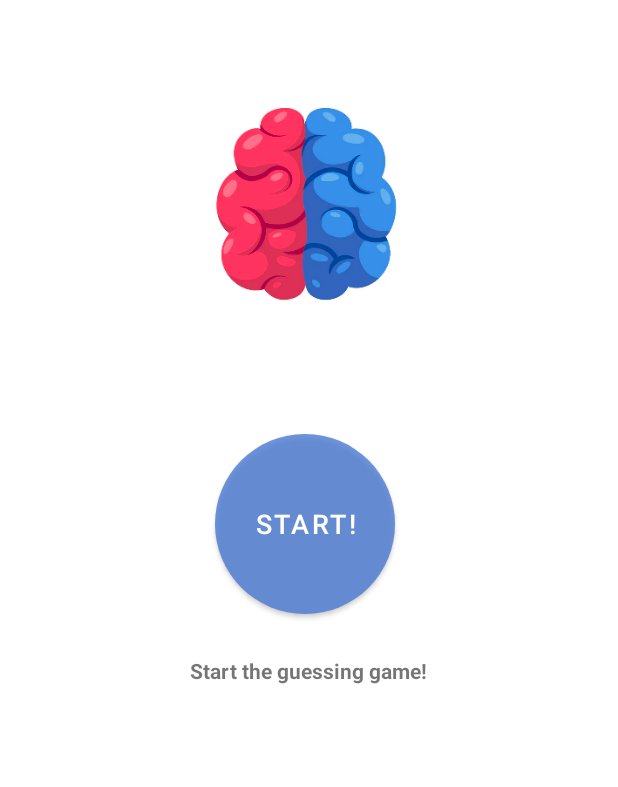
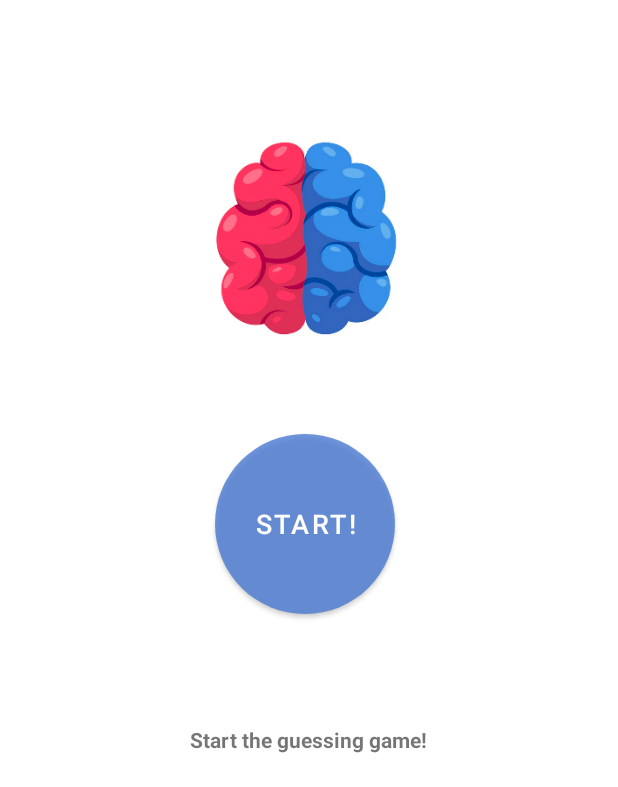
Before and after one commit to AygulMalikova/Jotto-game, an Android app: the screen it shows after launch (MainActivity), on a phone screen of 412 x 824 dp, the part 449-1236 px from its top. Run offline under Robolectric (Android 15) with nearby library versions, the phone set to English and light mode, and no system bars; libraries missing offline, so code that uses them is left out: com.skydoves.balloon; Roboto replaces fonts that are not available here.

Commit message:
no text while rotating

```diff
--- a/app/src/main/res/layout-v28/activity_main.xml
+++ b/app/src/main/res/layout-v28/activity_main.xml
@@ -64,7 +64,7 @@
         android:id="@+id/textView"
         android:layout_width="wrap_content"
         android:layout_height="wrap_content"
-        android:layout_marginBottom="68dp"
+        android:layout_marginTop="74dp"
         android:fontFamily="@font/actor"
         android:text="@string/start_the_guessing_game"
         android:textSize="14sp"
@@ -73,7 +73,8 @@
         app:layout_constraintEnd_toEndOf="parent"
         app:layout_constraintHorizontal_bias="0.498"
         app:layout_constraintStart_toStartOf="parent"
-        app:layout_constraintTop_toBottomOf="@+id/imageView3" />
+        app:layout_constraintTop_toBottomOf="@+id/start_button"
+        app:layout_constraintVertical_bias="0.0" />
 
     <ImageView
         android:id="@+id/imageView3"
```
